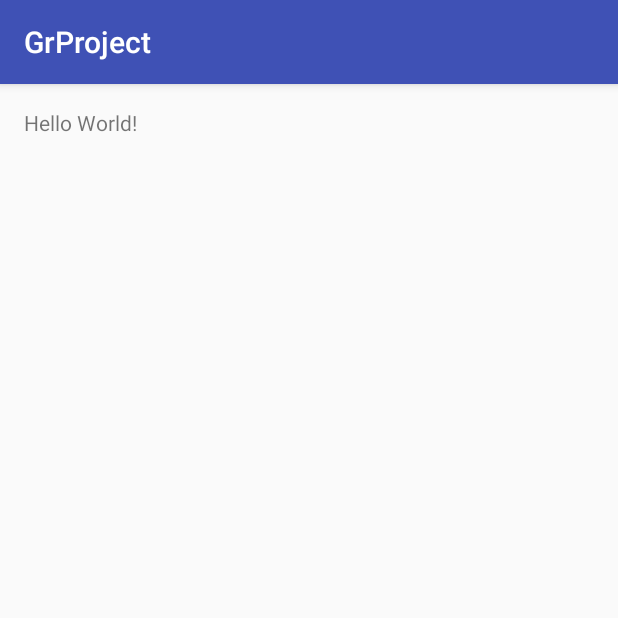
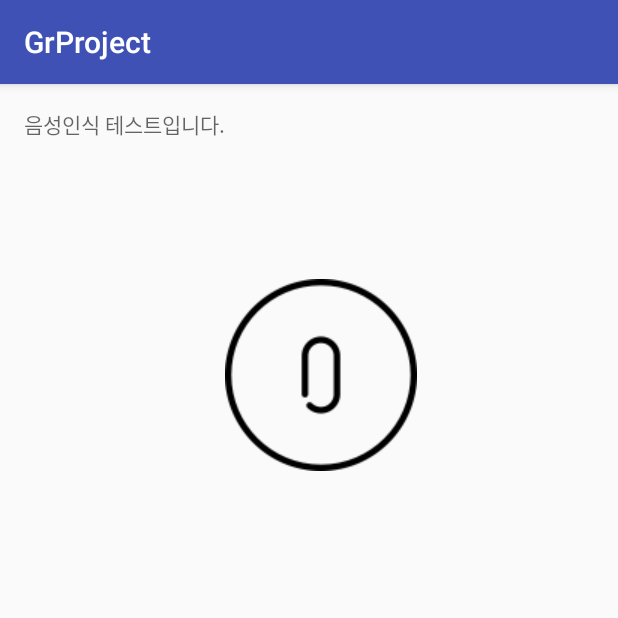
Before and after one commit to annheejin/GrProject, an Android app: the screen it shows after launch (MainActivity), on a phone screen of 412 x 824 dp, the top half of it. Run offline under Robolectric (Android 15) with nearby library versions, the phone set to English and light mode, and no system bars.

Commit message:
Step1. STT recognization -반응이 너무 느려 -2회 밖에 음성이 인식이 안되.

```diff
--- a/app/src/main/AndroidManifest.xml
+++ b/app/src/main/AndroidManifest.xml
@@ -1,6 +1,9 @@
 <?xml version="1.0" encoding="utf-8"?>
 <manifest xmlns:android="http://schemas.android.com/apk/res/android"
     package="com.example.heejin.grproject">
+
+    <uses-permission android:name="android.permission.RECORD_AUDIO"/>
+    <uses-permission android:name="android.permission.INTERNET"/>
 
     <application
         android:allowBackup="true"
--- a/app/src/main/java/com/example/heejin/grproject/MainActivity.java
+++ b/app/src/main/java/com/example/heejin/grproject/MainActivity.java
@@ -1,13 +1,100 @@
 package com.example.heejin.grproject;
 
+import android.content.Intent;
+import android.speech.RecognitionListener;
+import android.speech.RecognizerIntent;
+import android.speech.SpeechRecognizer;
 import android.support.v7.app.AppCompatActivity;
 import android.os.Bundle;
+import android.widget.ImageView;
+import android.widget.TextView;
+import android.widget.Toast;
+
+import java.util.ArrayList;
 
 public class MainActivity extends AppCompatActivity {
+
+    //전역변수선언
+    Intent i;
+    SpeechRecognizer mRecognizer;
+    TextView textView;
+    ImageView imageView;
 
     @Override
     protected void onCreate(Bundle savedInstanceState) {
         super.onCreate(savedInstanceState);
         setContentView(R.layout.activity_main);
-    }
-}
+
+        //구글음성인식 실행하기
+        i = new Intent(RecognizerIntent.ACTION_RECOGNIZE_SPEECH);   //음성인식intent
+        i.putExtra(RecognizerIntent.EXTRA_CALLING_PACKAGE,getPackageName());    //호출한패키지
+        i.putExtra(RecognizerIntent.EXTRA_LANGUAGE,"ko-KR");
+
+        mRecognizer=SpeechRecognizer.createSpeechRecognizer(this);
+        mRecognizer.setRecognitionListener(listener);
+        mRecognizer.startListening(i);
+
+        textView=(TextView)findViewById(R.id.textView);
+        imageView=(ImageView)findViewById(R.id.imageView);
+
+    }//onCreateEnd
+
+    private RecognitionListener listener = new RecognitionListener() {
+        @Override
+        public void onReadyForSpeech(Bundle bundle) {
+            Toast.makeText(getApplicationContext(), "음성인식 준비.", Toast.LENGTH_SHORT).show();
+
+        }
+
+        @Override
+        public void onBeginningOfSpeech() {
+            Toast.makeText(getApplicationContext(), "음성인식 시작.", Toast.LENGTH_SHORT).show();
+
+        }
+
+        @Override
+        public void onRmsChanged(float v) {
+
+        }
+
+        @Override
+        public void onBufferReceived(byte[] bytes) {
+
+        }
+
+        @Override
+        public void onEndOfSpeech() {
+
+        }
+
+        @Override
+        public void onError(int i) {
+
+
+        }
+
+        @Override
+        public void onResults(Bundle bundle) {
+            String key="";
+            key=SpeechRecognizer.RESULTS_RECOGNITION;
+            ArrayList<String> mResult=bundle.getStringArrayList(key);
+            String[] rs=new String[mResult.size()];
+            mResult.toArray(rs);
+            textView.setText("음성인식결과 : "+rs[0]);
+            imageView.setImageResource(R.drawable.target);
+            mRecognizer.startListening(i);
+
+        }
+
+        @Override
+        public void onPartialResults(Bundle bundle) {
+
+        }
+
+        @Override
+        public void onEvent(int i, Bundle bundle) {
+
+        }
+    };//RecognizerListener End
+
+}//MainEnd
--- a/app/src/main/res/layout/activity_main.xml
+++ b/app/src/main/res/layout/activity_main.xml
@@ -1,5 +1,5 @@
 <?xml version="1.0" encoding="utf-8"?>
-<RelativeLayout xmlns:android="http://schemas.android.com/apk/res/android"
+<LinearLayout xmlns:android="http://schemas.android.com/apk/res/android"
     xmlns:tools="http://schemas.android.com/tools"
     android:layout_width="match_parent"
     android:layout_height="match_parent"
@@ -10,7 +10,16 @@
     tools:context="com.example.heejin.grproject.MainActivity">
 
     <TextView
+        android:id="@+id/textView"
         android:layout_width="wrap_content"
         android:layout_height="wrap_content"
-        android:text="Hello World!" />
-</RelativeLayout>
+        android:hint="음성인식 테스트입니다." />
+
+    <ImageView
+        android:id="@+id/imageView"
+        android:layout_width="wrap_content"
+        android:layout_height="wrap_content"
+        android:layout_centerHorizontal="true"
+        android:layout_marginTop="114dp"
+        android:src="@drawable/icon0"/>
+</LinearLayout>
```
Also changed, not shown: app/src/main/res/drawable/icon0.png (added), app/src/main/res/drawable/icon1.png (added), app/src/main/res/drawable/icon2.png (added), app/src/main/res/drawable/icon3.png (added), app/src/main/res/drawable/icon4.png (added), app/src/main/res/drawable/target.png (added).
